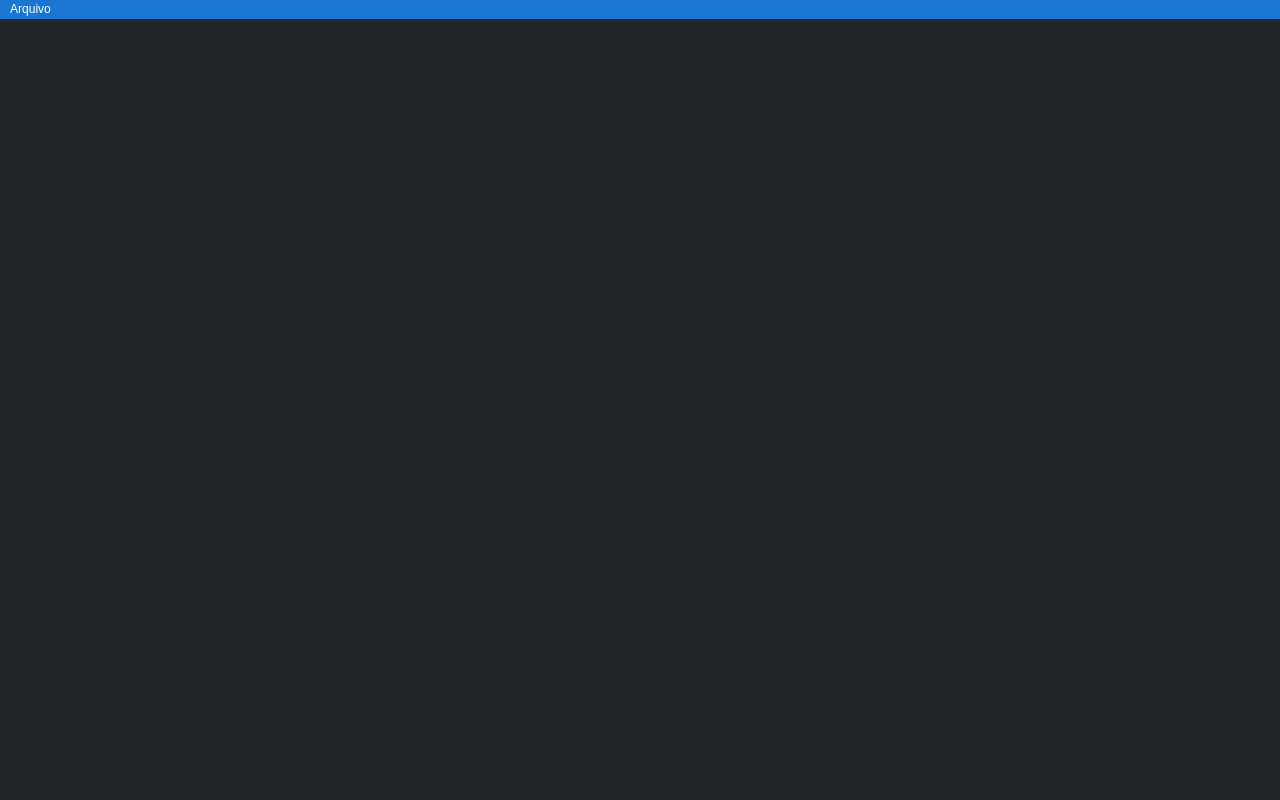
This is src/ui/forms/mainwindow.ui in augustodamasceno/dicom-viewer as Qt 5 draws it before an edit. The edited form follows.
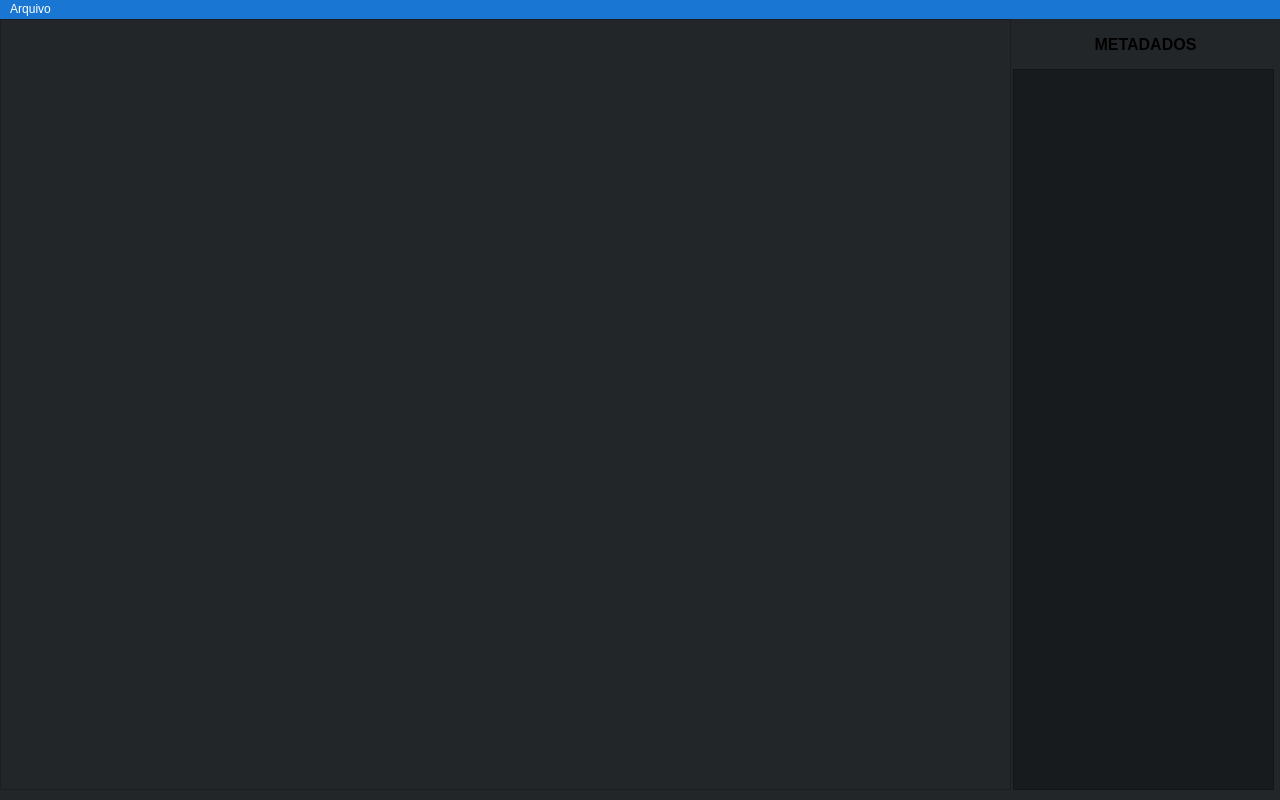
This is the edited form. Icons and pictures are not drawn.

The edit to the form file:
```diff
--- a/src/ui/forms/mainwindow.ui
+++ b/src/ui/forms/mainwindow.ui
@@ -20,7 +20,47 @@
   <property name="styleSheet">
    <string>background-color: #232629;</string>
   </property>
-  <widget class="QWidget" name="centralwidget"/>
+  <widget class="QWidget" name="centralwidget">
+   <widget class="QPlainTextEdit" name="metadata">
+    <property name="geometry">
+     <rect>
+      <x>1013</x>
+      <y>50</y>
+      <width>261</width>
+      <height>721</height>
+     </rect>
+    </property>
+    <property name="styleSheet">
+     <string notr="true">background-color: rgb(24, 27, 30);</string>
+    </property>
+    <property name="readOnly">
+     <bool>true</bool>
+    </property>
+   </widget>
+   <widget class="QGraphicsView" name="medicalImageView">
+    <property name="geometry">
+     <rect>
+      <x>0</x>
+      <y>0</y>
+      <width>1011</width>
+      <height>771</height>
+     </rect>
+    </property>
+   </widget>
+   <widget class="QLabel" name="label">
+    <property name="geometry">
+     <rect>
+      <x>1020</x>
+      <y>10</y>
+      <width>251</width>
+      <height>31</height>
+     </rect>
+    </property>
+    <property name="text">
+     <string>&lt;html&gt;&lt;head/&gt;&lt;body&gt;&lt;p align=&quot;center&quot;&gt;&lt;span style=&quot; font-size:12pt; font-weight:700;&quot;&gt;METADADOS&lt;/span&gt;&lt;/p&gt;&lt;/body&gt;&lt;/html&gt;</string>
+    </property>
+   </widget>
+  </widget>
   <widget class="QMenuBar" name="menubar">
    <property name="geometry">
     <rect>
@@ -41,7 +81,6 @@
    </widget>
    <addaction name="menuArquivo"/>
   </widget>
-  <widget class="QStatusBar" name="statusbar"/>
   <action name="actionAbrir">
    <property name="icon">
     <iconset theme="document-open"/>
```
